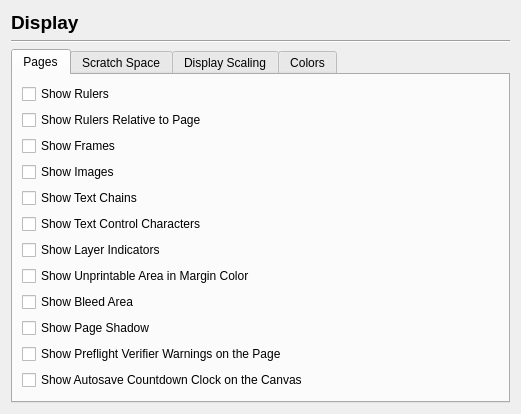
This is scribus/ui/prefs_displaybase.ui in scribusproject/scribus as Qt 5 draws it before an edit. The edited form follows.
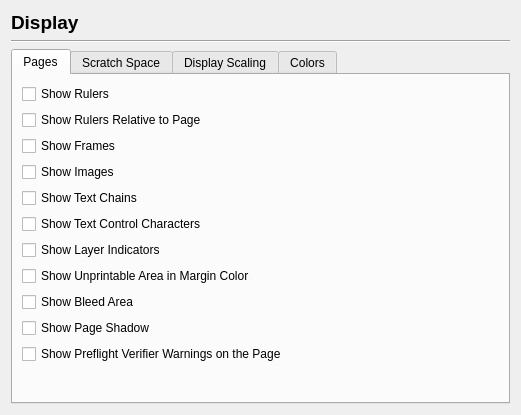
This is the edited form. Custom widgets are drawn as their Qt base class.

Commit message: Fixed Bug #13816: Move 'Show Autosave Countdown Clock on Canvas' to Prefs > Doc Setup > Saving & Undo

What changed in the file:
```diff
--- a/scribus/ui/prefs_displaybase.ui
+++ b/scribus/ui/prefs_displaybase.ui
@@ -7,7 +7,7 @@
     <x>0</x>
     <y>0</y>
     <width>521</width>
-    <height>406</height>
+    <height>415</height>
    </rect>
   </property>
   <property name="windowTitle">
@@ -122,13 +122,6 @@
          </property>
         </widget>
        </item>
-       <item>
-        <widget class="QCheckBox" name="showAutosaveClockOnCanvasCheckBox">
-         <property name="text">
-          <string>Show Autosave Countdown Clock on the Canvas</string>
-         </property>
-        </widget>
-       </item>
        <item>
         <spacer name="verticalSpacer_8">
          <property name="orientation">
```
Left out of the diff: 4 changed lines with no effect on the pictures. The commit also changes 3 other files.
